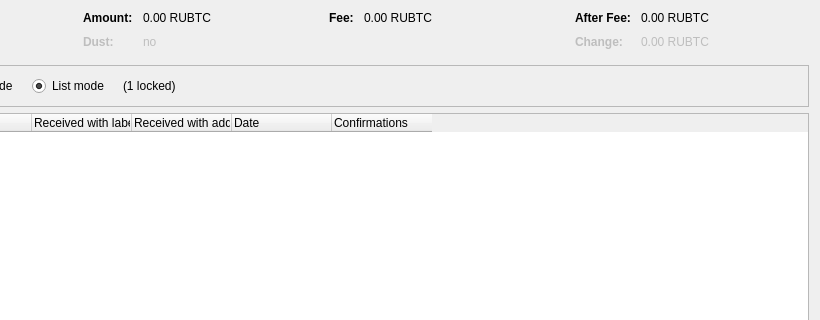
Old version of the form src/qt/forms/coincontroldialog.ui in the repository nationalbitcoin/chinesebitcoin; both pictures show x 180 to 1000 and y 0 to 320 of the 1000 by 500 pixel window.
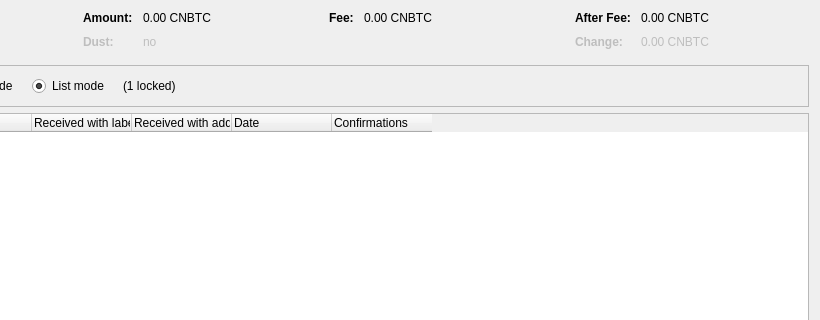
New version of the form. Custom widgets are drawn as their Qt base class.

Patch:
```diff
--- a/src/qt/forms/coincontroldialog.ui
+++ b/src/qt/forms/coincontroldialog.ui
@@ -132,7 +132,7 @@
           <enum>Qt::ActionsContextMenu</enum>
          </property>
          <property name="text">
-          <string notr="true">0.00 RUBTC</string>
+          <string notr="true">0.00 CNBTC</string>
          </property>
          <property name="textInteractionFlags">
           <set>Qt::LinksAccessibleByMouse|Qt::TextSelectableByKeyboard|Qt::TextSelectableByMouse</set>
@@ -212,7 +212,7 @@
           <enum>Qt::ActionsContextMenu</enum>
          </property>
          <property name="text">
-          <string notr="true">0.00 RUBTC</string>
+          <string notr="true">0.00 CNBTC</string>
          </property>
          <property name="textInteractionFlags">
           <set>Qt::LinksAccessibleByMouse|Qt::TextSelectableByKeyboard|Qt::TextSelectableByMouse</set>
@@ -257,7 +257,7 @@
           <enum>Qt::ActionsContextMenu</enum>
          </property>
          <property name="text">
-          <string notr="true">0.00 RUBTC</string>
+          <string notr="true">0.00 CNBTC</string>
          </property>
          <property name="textInteractionFlags">
           <set>Qt::LinksAccessibleByMouse|Qt::TextSelectableByKeyboard|Qt::TextSelectableByMouse</set>
@@ -292,7 +292,7 @@
           <enum>Qt::ActionsContextMenu</enum>
          </property>
          <property name="text">
-          <string notr="true">0.00 RUBTC</string>
+          <string notr="true">0.00 CNBTC</string>
          </property>
          <property name="textInteractionFlags">
           <set>Qt::LinksAccessibleByMouse|Qt::TextSelectableByKeyboard|Qt::TextSelectableByMouse</set>
```
